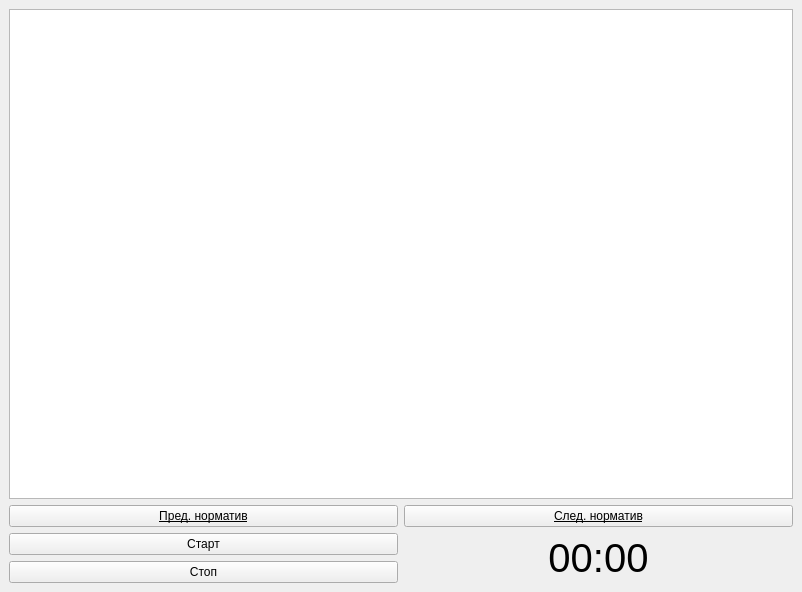
The window that modalwindownorm.ui (COOLIRON2311/azart-p) describes before a commit, drawn with Qt 5.
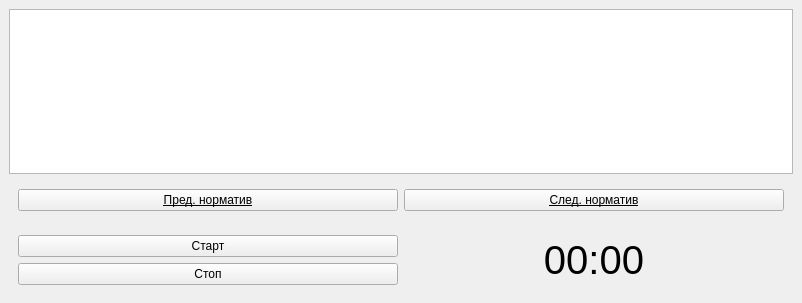
The same window after the commit. Icons and pictures are not drawn.

Commit message: fixed sizes of the table

What changed in the file:
```diff
--- a/modalwindownorm.ui
+++ b/modalwindownorm.ui
@@ -7,9 +7,21 @@
     <x>0</x>
     <y>0</y>
     <width>802</width>
-    <height>592</height>
+    <height>303</height>
    </rect>
   </property>
+  <property name="minimumSize">
+   <size>
+    <width>802</width>
+    <height>303</height>
+   </size>
+  </property>
+  <property name="maximumSize">
+   <size>
+    <width>802</width>
+    <height>303</height>
+   </size>
+  </property>
   <property name="windowTitle">
    <string>Условия выполнения нормативов</string>
   </property>
@@ -20,9 +32,23 @@
   <widget class="QWidget" name="centralwidget">
    <layout class="QVBoxLayout" name="verticalLayout_3">
     <item>
-     <widget class="QTableWidget" name="tableWidget"/>
+     <widget class="QTableWidget" name="tableWidget">
+      <property name="sizePolicy">
+       <sizepolicy hsizetype="Expanding" vsizetype="Fixed">
+        <horstretch>0</horstretch>
+        <verstretch>0</verstretch>
+       </sizepolicy>
+      </property>
+     </widget>
     </item>
     <item>
+     <widget class="QWidget" name="" native="true">
+      <property name="sizePolicy">
+       <sizepolicy hsizetype="Preferred" vsizetype="Fixed">
+        <horstretch>0</horstretch>
+        <verstretch>0</verstretch>
+       </sizepolicy>
+      </property>
      <layout class="QHBoxLayout" name="horizontalLayout_2">
       <item>
        <widget class="QPushButton" name="prevb">
@@ -53,8 +79,16 @@
        </widget>
       </item>
      </layout>
+     </widget>
     </item>
     <item>
+     <widget class="QWidget" name="" native="true">
+      <property name="sizePolicy">
+       <sizepolicy hsizetype="Preferred" vsizetype="Fixed">
+        <horstretch>0</horstretch>
+        <verstretch>0</verstretch>
+       </sizepolicy>
+      </property>
      <layout class="QHBoxLayout" name="horizontalLayout">
       <item>
        <layout class="QVBoxLayout" name="verticalLayout">
@@ -99,6 +133,7 @@
        </widget>
       </item>
      </layout>
+     </widget>
     </item>
    </layout>
   </widget>
```
Lines whose indentation alone changed are shown as unchanged. The commit also changes 1 other file.
